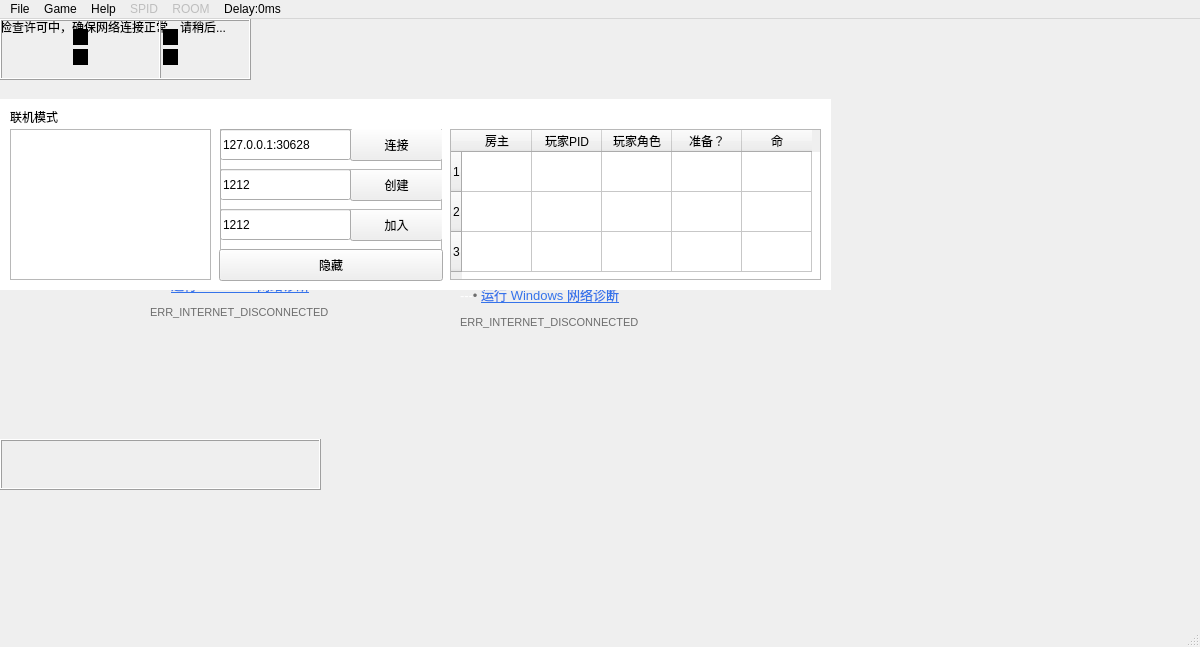
Qt form DinoOL/dinool.ui (Brownlzy/DinoOL) before a commit.
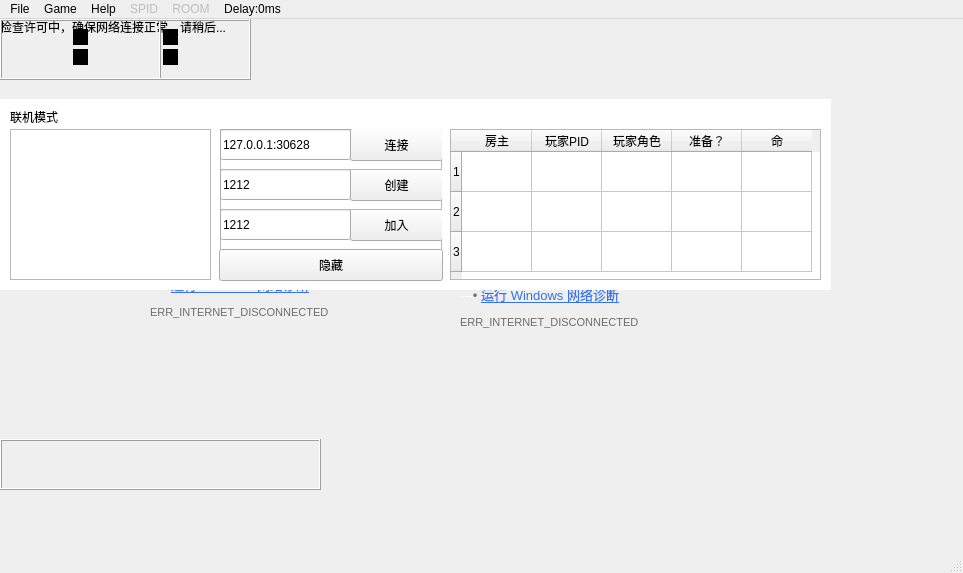
The same form after that commit. Icons and pictures are not drawn.

Commit message: 修改版本标记1.0.beta

Patch:
```diff
--- a/DinoOL/dinool.ui
+++ b/DinoOL/dinool.ui
@@ -6,8 +6,8 @@
    <rect>
     <x>0</x>
     <y>0</y>
-    <width>1200</width>
-    <height>647</height>
+    <width>963</width>
+    <height>573</height>
    </rect>
   </property>
   <property name="windowTitle">
@@ -934,7 +934,7 @@
     <rect>
      <x>0</x>
      <y>0</y>
-     <width>1200</width>
+     <width>963</width>
      <height>26</height>
     </rect>
    </property>
```
The commit also changes 2 other files.
